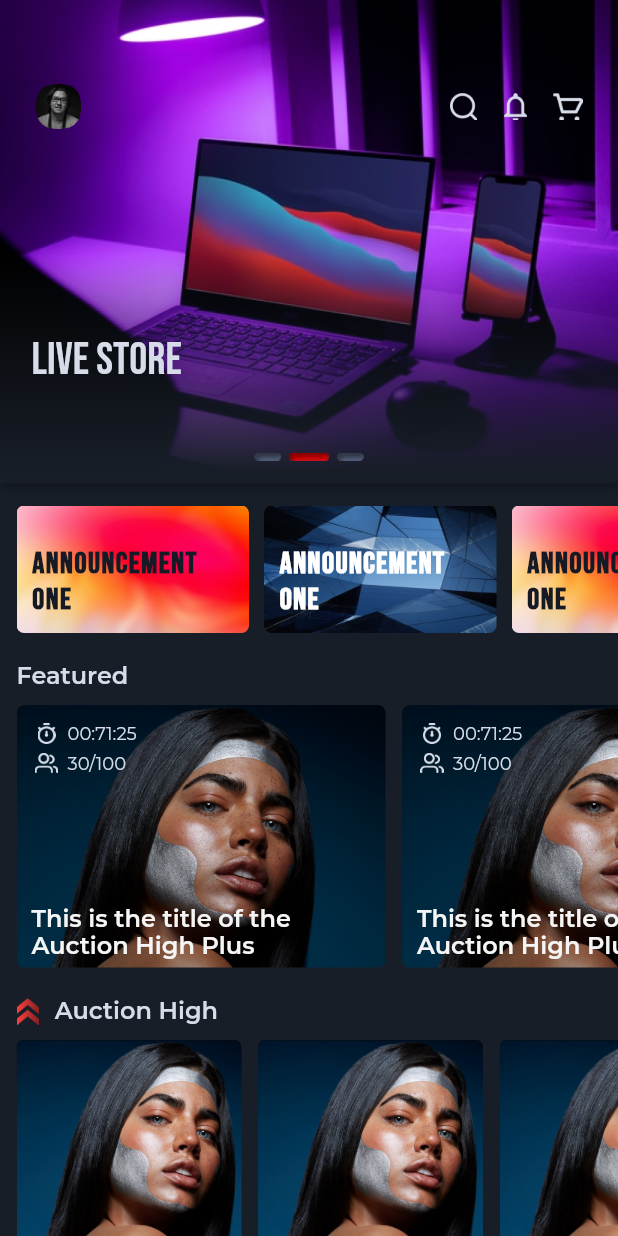
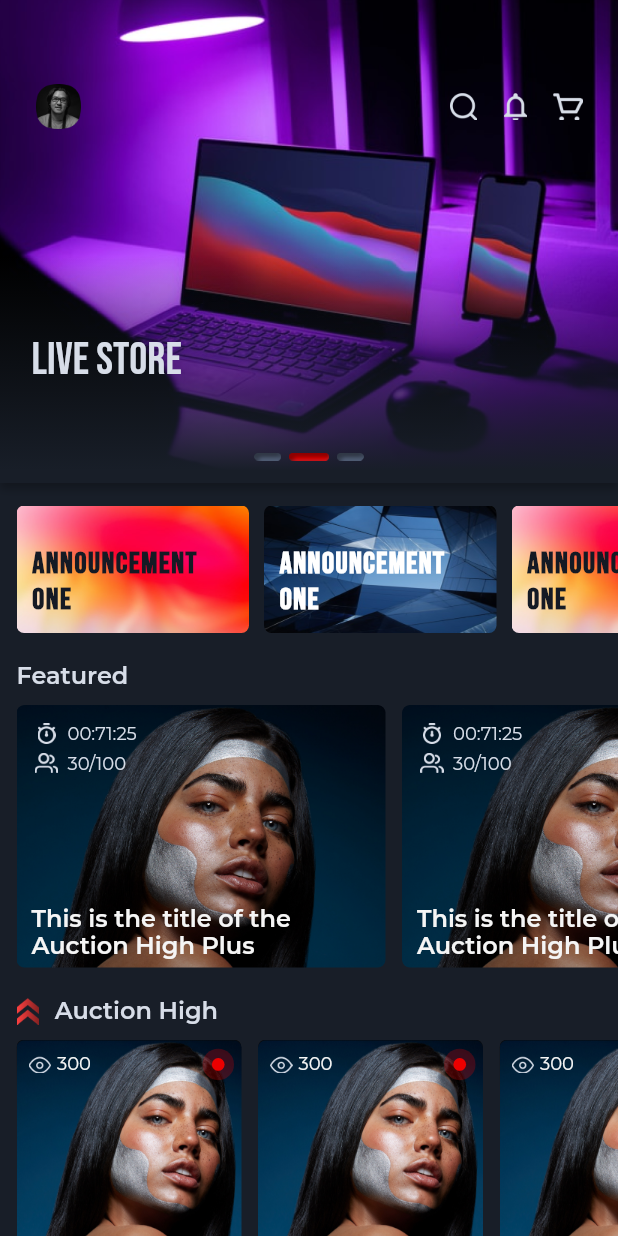
Before and after one commit to phemmyadot/wallet_app, a Flutter app: the LiveStore screen opened directly, on a phone screen of 412 x 824 dp. Run offline on Flutter 3.47's test engine with Material 2 defaults, Android fonts, the phone set to English and light mode, and no system bars; our stand-ins replace flutter_neumorphic, path_drawing; project files that could hold a hidden picture were left out.

Commit message:
auction card

```diff
--- a/lib/screens/live_store/auction_card.dart
+++ b/lib/screens/live_store/auction_card.dart
@@ -30,9 +30,9 @@ class _AuctionCardState extends State<AuctionCard> {
   Widget build(BuildContext context) {
     return GestureDetector(
       onTap: () => widget.onTap(),
-      child: Stack(
+      child: Column(
         children: [
-          Column(
+          Stack(
             children: [
               Container(
                 width: 150.0,
@@ -57,6 +57,61 @@ class _AuctionCardState extends State<AuctionCard> {
                     child: widget.image,
                   ),
                 ),
+              ),
+              Positioned(
+                left: 8,
+                right: 5,
+                top: 6,
+                child: Row(
+                  mainAxisAlignment: MainAxisAlignment.spaceBetween,
+                  children: [
+                    Row(
+                      children: [
+                        Image.asset(
+                          "assets/images/view.png",
+                          color: null,
+                          fit: BoxFit.cover,
+                          width: 15.0,
+                          height: 11.25,
+                          colorBlendMode: BlendMode.dstATop,
+                        ),
+                        SizedBox(width: 4),
+                        Text(
+                          '''300''',
+                          overflow: TextOverflow.visible,
+                          textAlign: TextAlign.left,
+                          style: TextStyle(
+                            height: 1.2000000476837158,
+                            fontSize: 12.0,
+                            fontFamily: 'Montserrat',
+                            fontWeight: FontWeight.w400,
+                            color: Color.fromARGB(255, 245, 245, 245),
+                          ),
+                        )
+                      ],
+                    ),
+                    Container(
+                      width: 21,
+                      height: 21,
+                      decoration: BoxDecoration(
+                        color: Color(0xffec0000).withOpacity(0.25),
+                        borderRadius: BorderRadius.circular(21),
+                      ),
+                      child: Center(
+                        child: Container(
+                          width: 8.43,
+                          height: 8.43,
+                          decoration: BoxDecoration(
+                            color: Color(0xffec0000),
+                            borderRadius: BorderRadius.circular(8.43),
+                          ),
+                        ),
+                      ),
+                    )
+                  ],
+                ),
+              )
+            ],
           ),
           SizedBox(height: 10),
           Text(
@@ -130,8 +185,6 @@ class _AuctionCardState extends State<AuctionCard> {
             ],
           )
         ],
-          )
-        ],
       ),
     );
   }
```
Also changed, not shown: assets/images/view.png (added). Lines whose indentation alone changed are shown as unchanged.
